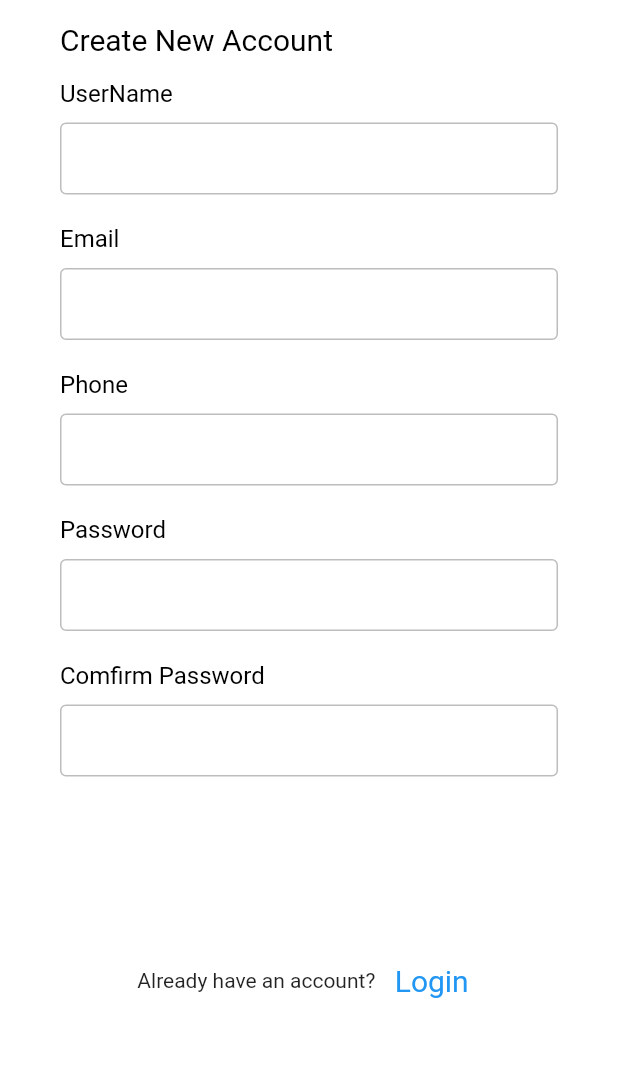
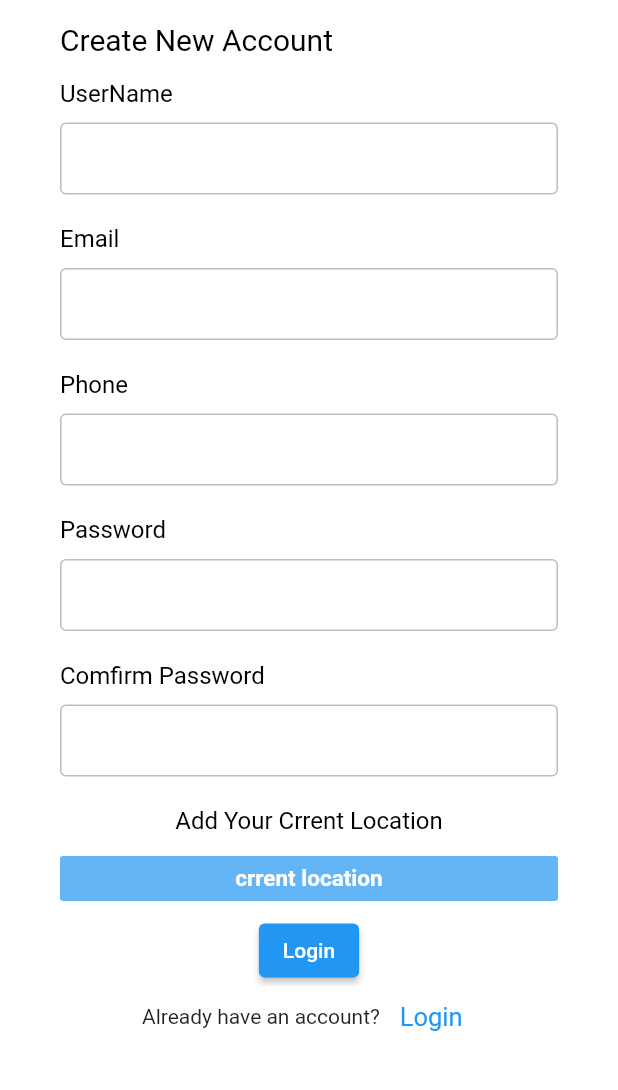
Before and after one commit to Rawisara630710671/app_project, a Flutter app: the SignUpView screen opened directly, on a phone screen of 412 x 824 dp, the part 137-1227 px from its top. Run offline on Flutter 3.47's test engine with Material 2 defaults, Android fonts, the phone set to English and light mode, and no system bars; our stand-ins replace flutter_svg, geolocator, get, google_maps_flutter.

```diff
--- a/lib/view/signup.view.dart
+++ b/lib/view/signup.view.dart
@@ -1,3 +1,4 @@
+import 'package:app_project/screens/current.location.screen.dart';
 import 'package:app_project/view/login.view.dart';
 import 'package:app_project/view/widgets/text.from.global.dart';
 import 'package:flutter/material.dart';
@@ -10,7 +11,6 @@ class SignUpView extends StatelessWidget {
   const SignUpView({
     Key? key,
   }) : super(key: key);
-
 
   @override
   Widget build(BuildContext context) {
@@ -64,7 +64,9 @@ class SignUpView extends StatelessWidget {
                     ),
                   ],
                 ),
-                const SizedBox(height: 15,),
+                const SizedBox(
+                  height: 15,
+                ),
                 Column(
                   children: <Widget>[
                     inputFile(label: "UserName"),
@@ -80,41 +82,68 @@ class SignUpView extends StatelessWidget {
                     ),
                   ],
                 ),
+                Column(
+                    crossAxisAlignment: CrossAxisAlignment.start,
+                    children: <Widget>[
+                      Text(
+                        'Add Your Crrent Location',
+                        style: TextStyle(
+                          fontSize: 16,
+                          fontWeight: FontWeight.w400,
+                          color: Colors.black,
+                        ),
+                      ),
+                    ],
+                ),
+                const SizedBox(height: 5),
                 Container(
-                  padding: EdgeInsets.only(top: 3, left: 3),
                   child: MaterialButton(
                     minWidth: double.infinity,
                     height: 30,
-                    onPressed: () {},
-                    color: GlobalColors.mainColor,
+                    onPressed: () {
+                      Navigator.of(context).push(
+                          MaterialPageRoute(builder: (BuildContext context) {
+                            return const CurrentLocationScreen();
+                          }));
+                    },
+                    color: Colors.blue[300],
                     elevation: 0,
                     child: Text(
-                      'Login',
+                      'crrent location',
                       style: TextStyle(
-                        fontWeight: FontWeight.w600,
+                        fontWeight: FontWeight.bold,
                         fontSize: 15,
                         color: Colors.white,
                       ),
                     ),
                   ),
                 ),
-                const SizedBox(height: 40,),
+                ElevatedButton(
+                  onPressed: () {
+                    Navigator.of(context).push(
+                        MaterialPageRoute(builder: (BuildContext context) {
+                      return LoginView();
+                    }));
+                  },
+                  style: ElevatedButton.styleFrom(
+                      backgroundColor: GlobalColors.mainColor
+                  ),
+                  child: const Text('Login'),
+                ),
                 Container(
-                  height: 50,
-                  color:  Colors.white,
+                  height: 40,
+                  color: Colors.white,
                   alignment: Alignment.center,
                   child: Row(
                     mainAxisAlignment: MainAxisAlignment.center,
                     children: [
-                      Text(
-                          'Already have an account?'
-                      ),
+                      Text('Already have an account?'),
                       InkWell(
                         child: TextButton(
                           style: TextButton.styleFrom(
-                            textStyle: const TextStyle(fontSize: 20),
+                            textStyle: const TextStyle(fontSize: 17),
                           ),
-                          onPressed: (){
+                          onPressed: () {
                             Get.to(LoginView());
                           },
                           child: Text(
--- a/pubspec.yaml
+++ b/pubspec.yaml
@@ -39,6 +39,9 @@ dependencies:
   hexcolor: ^3.0.1
   circular_countdown_timer: ^0.2.3
   flutter_svg: ^2.0.7
+  geolocator: ^10.0.1
+  google_maps_flutter: ^2.5.0
+
 
 
 dev_dependencies:
```
Also changed, not shown: lib/screens/current.location.screen.dart (added, +100 -0 lines), pubspec.lock, 5 other files.
